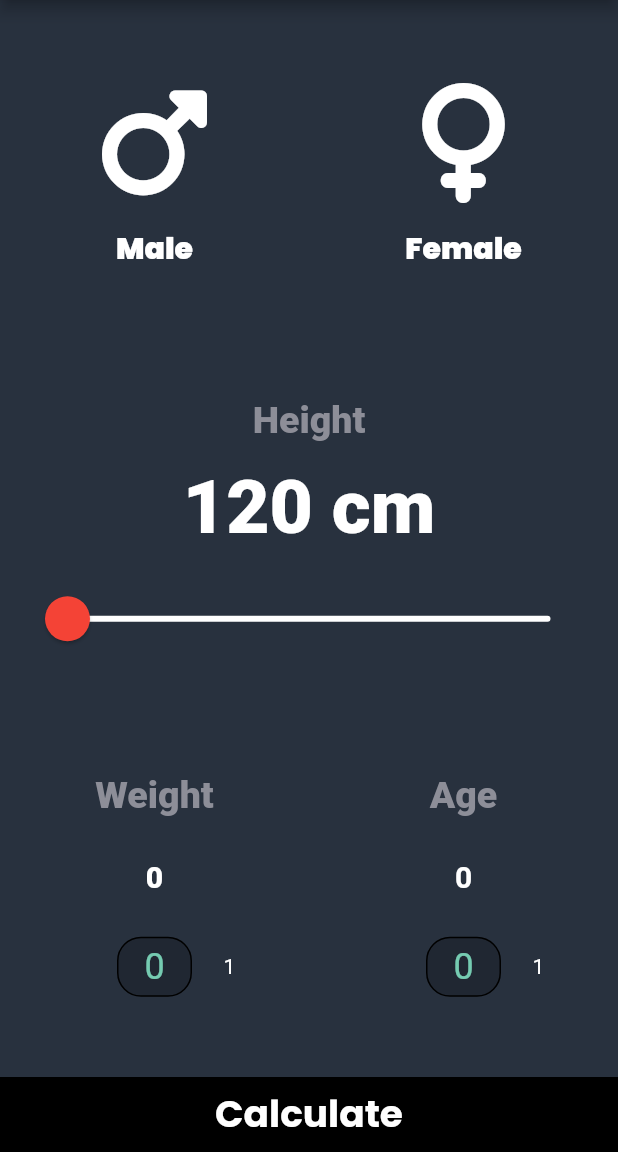
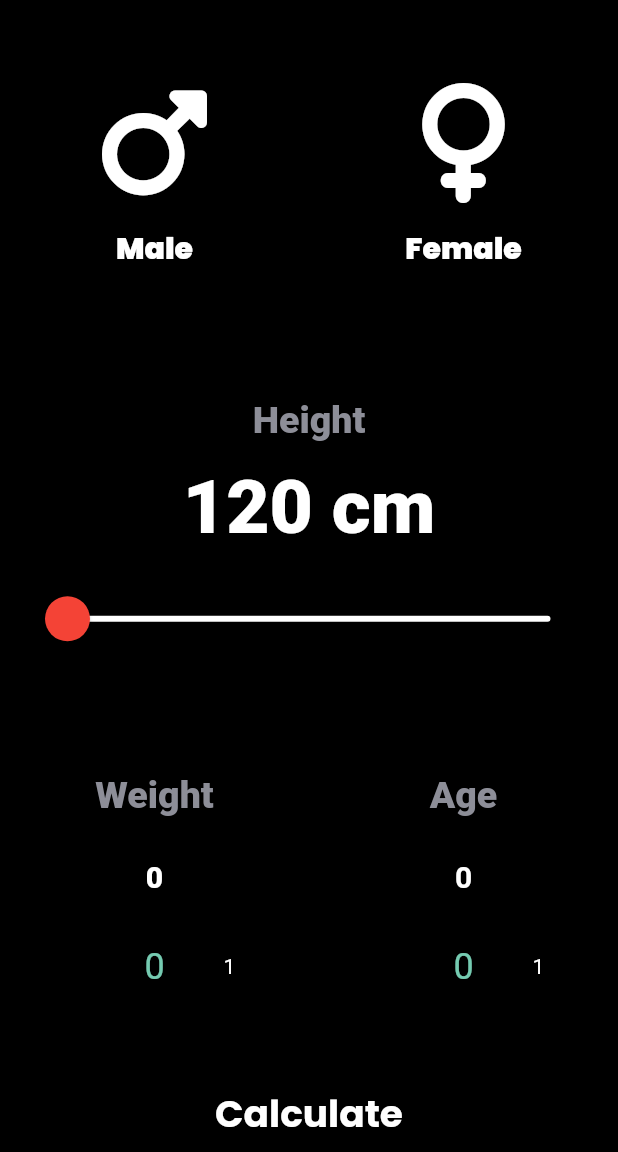
Before and after one commit to Akshat-sGit/bmi_calculator, a Flutter app: the screen it shows after launch, on a phone screen of 412 x 824 dp, the part 84-1236 px from its top. Run offline on Flutter 3.47's test engine with Material 2 defaults, Android fonts, the phone set to English and light mode, and no system bars; drawn by our look-alikes of numberpicker; our stand-ins replace font_awesome_flutter, google_fonts.

Commit message:
project completed

```diff
--- a/lib/input_page.dart
+++ b/lib/input_page.dart
@@ -7,8 +7,9 @@ import 'widgets/boxes.dart';
 import 'widgets/icon_cont.dart';
 import 'package:font_awesome_flutter/font_awesome_flutter.dart';
 import 'package:numberpicker/numberpicker.dart';
+import 'package:bmi_calculator/calculator_brain.dart';
 
-const uniColor = Color.fromARGB(255, 40, 49, 62);
+const uniColor = Color.fromARGB(255, 0, 0, 0);
 const bottomContainerHeight = 80.0;
 const activeCardColor = Color.fromARGB(255, 29, 30, 50);
 const inactiveCardColor = uniColor;
@@ -53,6 +54,7 @@ class _InputPageState extends State<InputPage> {
       appBar: AppBar(
         backgroundColor: const Color.fromARGB(255, 0, 0, 0),
         title: Text('BMI CALCULATOR',
+            textAlign: TextAlign.center,
             style: GoogleFonts.poppins(
                 color: Colors.white,
                 fontWeight: FontWeight.bold,
@@ -239,12 +241,21 @@ class _InputPageState extends State<InputPage> {
           )),
           GestureDetector(
               onTap: () {
+                CalculatorBrain calc =
+                    CalculatorBrain(height: count, weight: weight);
+
                 Navigator.push(
                     context,
                     MaterialPageRoute(
-                        builder: (context) => const ResultsPage()));
+                        builder: (context) =>ResultsPage(
+                          bmiResult: calc.calculateBMI(),
+                          resultText: calc.getResult(),
+                          interpretation: calc.interPretation(),
+                        )));
               },
-              child: const CalculateCard()),
+              child: const CalculateCard(
+                cal: 'Calculate',
+              )),
         ],
       ),
     );
--- a/lib/widgets/calculate_card.dart
+++ b/lib/widgets/calculate_card.dart
@@ -3,7 +3,10 @@ import 'package:google_fonts/google_fonts.dart';
 import '../input_page.dart';
 
 class CalculateCard extends StatelessWidget {
-  const CalculateCard({ Key? key}) : super(key: key);
+  const CalculateCard({super.key, required this.cal});
+
+  final String cal;
+
 
   @override
   Widget build(BuildContext context) {
@@ -13,7 +16,7 @@ class CalculateCard extends StatelessWidget {
       margin: const EdgeInsets.only(top: 10.0),
       width: double.infinity,
       alignment: Alignment.center,
-      child: Text('Calculate',
+      child: Text(cal,
           style: GoogleFonts.poppins(
             fontSize: 25.0,
             fontWeight: FontWeight.bold,
```
Also changed, not shown: lib/calculator_brain.dart (added, +36 -0 lines), lib/constants.dart (added, +10 -0 lines), lib/results_page.dart (+47 -16 lines).
